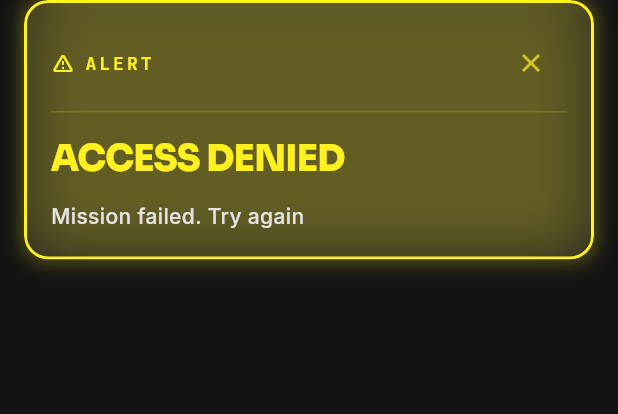
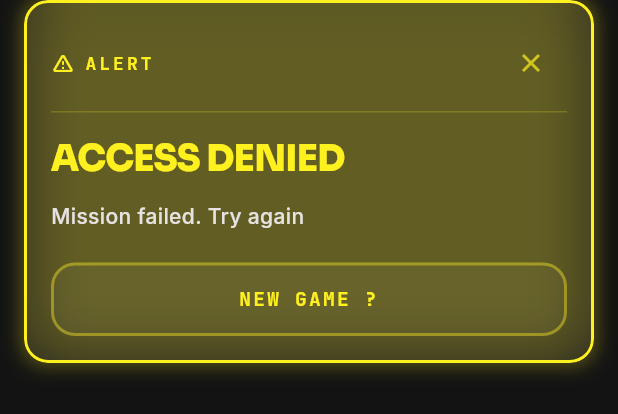
Before and after one commit to mikeberry99/colour-breaker, a Flutter app: the GameResultOverlay widget shown alone on an empty page, opened directly with empty values, on a phone screen of 412 x 824 dp. Shown: the top 414 px of the screen. Run offline on Flutter 3.47's test engine with Material 3 defaults, Android fonts, the phone set to English and light mode, and no system bars; our stand-ins replace flutter_riverpod, go_router, google_fonts.

Commit message:
feat: implement security protocols and game seed encoding/decoding system with associated state management and UI dialogs

```diff
--- a/lib/features/game_board/domain/entities/security_protocol.dart
+++ b/lib/features/game_board/domain/entities/security_protocol.dart
@@ -24,7 +24,7 @@ extension SecurityProtocolExtension on SecurityProtocol {
       case SecurityProtocol.novice:
         return '4-slot sequences with unlimited attempts. Perfect for learning the basic protocols.';
       case SecurityProtocol.breacher:
-        return 'Classic 4-slot sequence, attempts limited. Requires logical precision to bypass the firewall.';
+        return 'Classic 4-slot sequence, colors can repeat and attempts are limited.';
       case SecurityProtocol.expert:
         return 'Upgraded 5-slot sequences. Each color only appears once. Only for those with high-level clearance.';
       case SecurityProtocol.ghost:
--- a/lib/features/game_board/presentation/pages/game_board_screen.dart
+++ b/lib/features/game_board/presentation/pages/game_board_screen.dart
@@ -202,6 +202,10 @@ class GameBoardScreen extends ConsumerWidget {
                         onClose: () {
                           ref.read(overlayDismissedProvider.notifier).dismiss();
                         },
+                        onNewGame: () {
+                          ref.read(gameStateProvider.notifier).restartGame();
+                          context.go('/');
+                        },
                       ),
                     ),
                   ),
--- a/lib/features/game_board/presentation/widgets/game_result_overlay.dart
+++ b/lib/features/game_board/presentation/widgets/game_result_overlay.dart
@@ -6,11 +6,13 @@ import '../../domain/entities/game_state.dart';
 class GameResultOverlay extends StatelessWidget {
   final GameState gameState;
   final VoidCallback onClose;
+  final VoidCallback onNewGame;
 
   const GameResultOverlay({
     super.key,
     required this.gameState,
     required this.onClose,
+    required this.onNewGame,
   });
 
   @override
@@ -92,17 +94,7 @@ class GameResultOverlay extends StatelessWidget {
             const SizedBox(height: 8),
             // Subtext Description
             if (isWin) ...[
-              Text(
-                'Congratulations, you solved the sequence in $attempts attempts',
-                style: const TextStyle(
-                  fontFamily: DesignTokens.bodyFont,
-                  fontSize: 14,
-                  fontWeight: FontWeight.w500,
-                  color: DesignTokens.onSurface,
-                ),
-              ),
               if (gameState.selectedQuote != null) ...[
-                const SizedBox(height: 12),
                 Container(
                   padding: const EdgeInsets.all(10),
                   decoration: BoxDecoration(
@@ -142,7 +134,17 @@ class GameResultOverlay extends StatelessWidget {
                     ],
                   ),
                 ),
+                const SizedBox(height: 12),
               ],
+              Text(
+                'Congratulations, you solved the sequence in $attempts attempts',
+                style: const TextStyle(
+                  fontFamily: DesignTokens.bodyFont,
+                  fontSize: 14,
+                  fontWeight: FontWeight.w500,
+                  color: DesignTokens.onSurface,
+                ),
+              ),
             ] else ...[
               const Text(
                 'Mission failed. Try again',
@@ -154,9 +156,80 @@ class GameResultOverlay extends StatelessWidget {
                 ),
               ),
             ],
+            const SizedBox(height: 20),
+            _NewGameButton(
+              color: color,
+              onTap: onNewGame,
+            ),
           ],
         ),
       ),
     );
   }
 }
+
+class _NewGameButton extends StatefulWidget {
+  final Color color;
+  final VoidCallback onTap;
+
+  const _NewGameButton({
+    required this.color,
+    required this.onTap,
+  });
+
+  @override
+  State<_NewGameButton> createState() => _NewGameButtonState();
+}
+
+class _NewGameButtonState extends State<_NewGameButton> {
+  bool _isHovered = false;
+
+  @override
+  Widget build(BuildContext context) {
+    return MouseRegion(
+      cursor: SystemMouseCursors.click,
+      onEnter: (_) => setState(() => _isHovered = true),
+      onExit: (_) => setState(() => _isHovered = false),
+      child: GestureDetector(
+        onTap: widget.onTap,
+        child: AnimatedContainer(
+          duration: const Duration(milliseconds: 150),
+          width: double.infinity,
+          padding: const EdgeInsets.symmetric(vertical: 12),
+          decoration: BoxDecoration(
+            color: _isHovered
+                ? widget.color.withValues(alpha: 0.1)
+                : Colors.white.withValues(alpha: 0.03),
+            borderRadius: BorderRadius.circular(DesignTokens.radiusLg),
+            border: Border.all(
+              color: _isHovered
+                  ? widget.color
+                  : widget.color.withValues(alpha: 0.4),
+              width: 2,
+            ),
+            boxShadow: _isHovered
+                ? [
+                    BoxShadow(
+                      color: widget.color.withValues(alpha: 0.25),
+                      blurRadius: 10,
+                      spreadRadius: 1,
+                    )
+                  ]
+                : null,
+          ),
+          child: Text(
+            'NEW GAME ?',
+            textAlign: TextAlign.center,
+            style: TextStyle(
+              fontFamily: DesignTokens.labelFont,
+              fontSize: 13,
+              fontWeight: FontWeight.bold,
+              letterSpacing: 1.5,
+              color: widget.color,
+            ),
+          ),
+        ),
+      ),
+    );
+  }
+}
--- a/lib/features/game_board/presentation/widgets/history_log.dart
+++ b/lib/features/game_board/presentation/widgets/history_log.dart
@@ -323,7 +323,7 @@ class _FeedbackRing extends StatelessWidget {
 
   const _FeedbackRing({
     required this.pegs,
-  }) : radius = 16, pegSize = 10;
+  }) : radius = 14, pegSize = 10;
 
   @override
   Widget build(BuildContext context) {
```
Also changed, not shown: lib/features/game_board/domain/entities/game_seed.dart (added, +102 -0 lines), lib/features/game_board/presentation/providers/game_provider.dart (+10 -1 lines), lib/features/level_selection/presentation/pages/level_selection_screen.dart (+14 -0 lines), lib/features/level_selection/presentation/providers/level_selection_provider.dart (+17 -0 lines), lib/features/level_selection/presentation/widgets/seed_entry_dialog.dart (added, +154 -0 lines), 1 other file.
